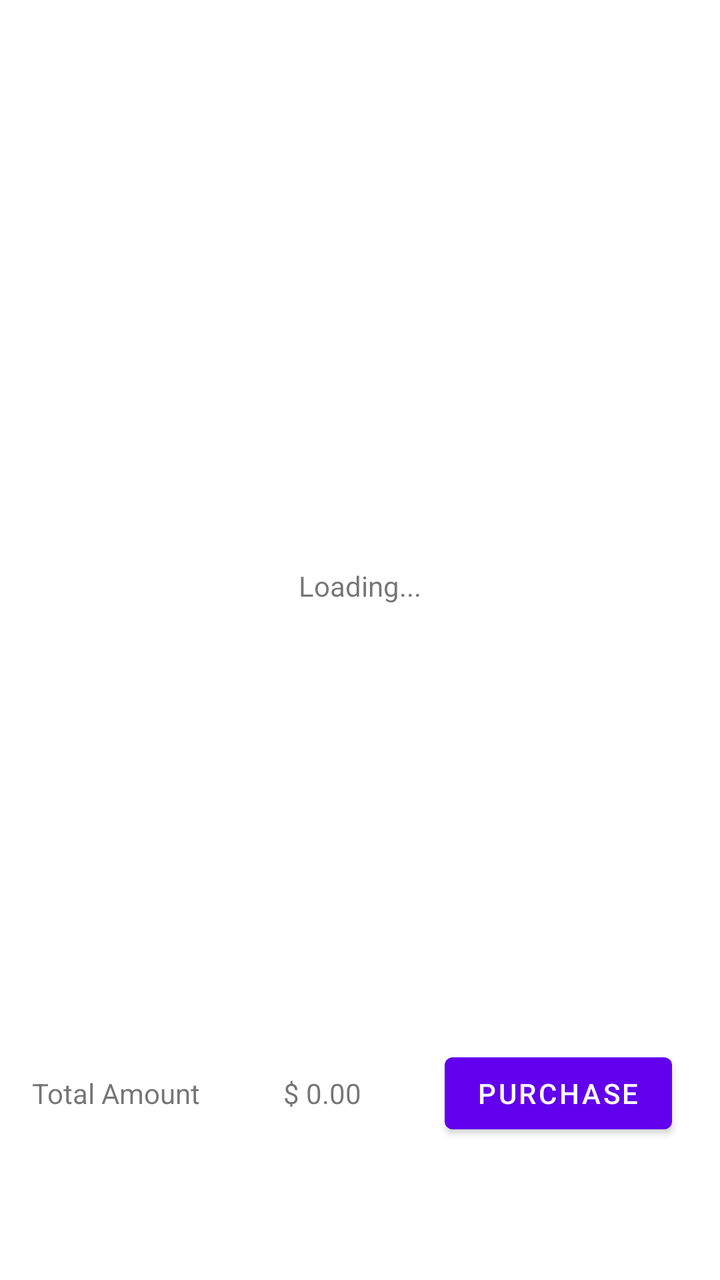
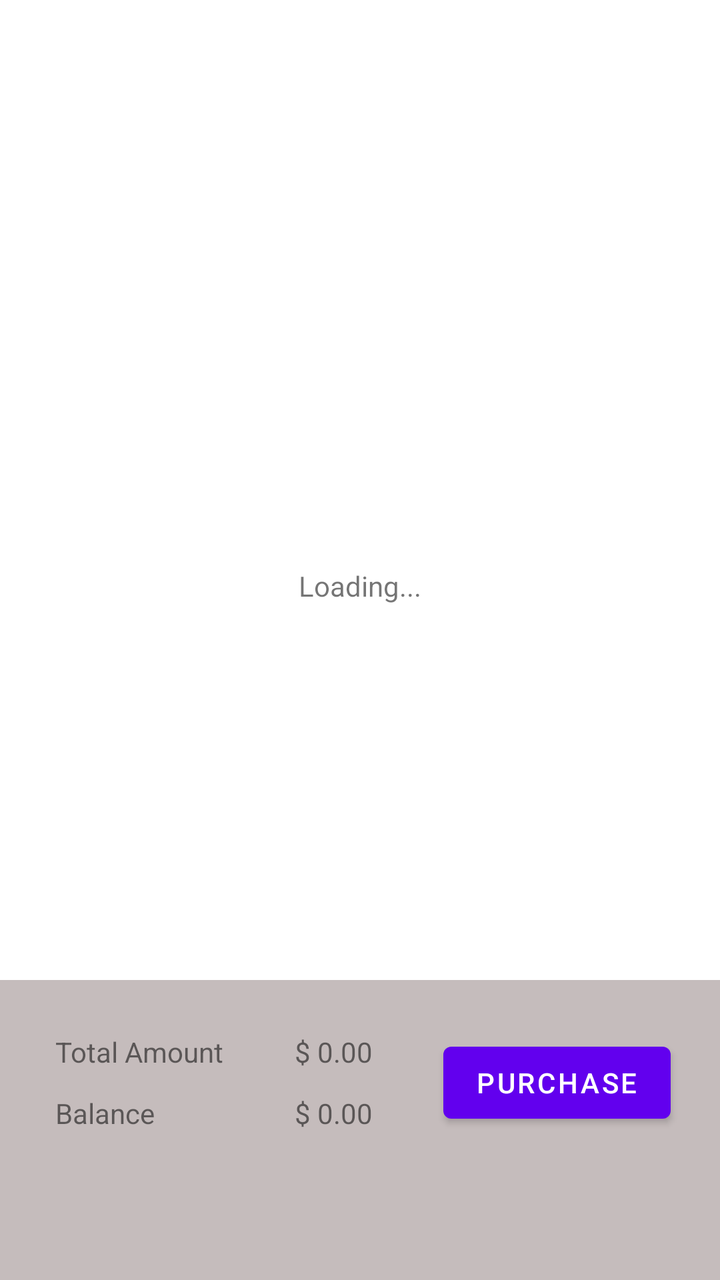

The first picture is an Android layout as it rendered before a commit; the second is the same layout after the commit. The layout source and the unified diff follow.
<!-- AndroidManifest.xml: application theme Theme.TuckShopStudent -->
<!-- res/layout/fragment_purchase.xml -->
<?xml version="1.0" encoding="utf-8"?>
<androidx.constraintlayout.widget.ConstraintLayout xmlns:android="http://schemas.android.com/apk/res/android"
    xmlns:app="http://schemas.android.com/apk/res-auto"
    xmlns:tools="http://schemas.android.com/tools"
    android:layout_width="match_parent"
    android:layout_height="match_parent"
    tools:context=".PurchaseFragment">


    <ProgressBar
        android:id="@+id/purchase_progressBar"
        style="?android:attr/progressBarStyle"
        android:layout_width="wrap_content"
        android:layout_height="wrap_content"
        android:layout_marginBottom="10dp"
        android:elevation="10dp"
        app:layout_constraintBottom_toTopOf="@id/purchase_loading"
        app:layout_constraintEnd_toEndOf="parent"
        app:layout_constraintStart_toStartOf="parent"
        app:layout_constraintTop_toTopOf="parent"
        app:layout_constraintVertical_bias="0.4"
        app:layout_constraintVertical_chainStyle="packed" />


    <TextView
        android:id="@+id/purchase_loading"
        android:layout_width="wrap_content"
        android:layout_height="wrap_content"
        android:elevation="10dp"
        android:text="Loading..."
        app:layout_constraintBottom_toBottomOf="parent"
        app:layout_constraintEnd_toEndOf="parent"
        app:layout_constraintStart_toStartOf="parent"
        app:layout_constraintTop_toBottomOf="@+id/purchase_progressBar" />

    <ListView
        android:id="@+id/purchase_listview"
        android:layout_width="match_parent"
        android:layout_height="600dp"
        android:layout_marginBottom="24dp"
        app:layout_constraintBottom_toTopOf="@id/purchase_purchase"
        app:layout_constraintEnd_toEndOf="parent"
        app:layout_constraintHorizontal_bias="0.5"
        app:layout_constraintStart_toStartOf="parent"
        app:layout_constraintTop_toTopOf="parent"
        app:layout_constraintVertical_bias="0"
        app:layout_constraintHorizontal_weight="0.2"/>

    <TextView
        android:id="@+id/textView6"
        android:layout_width="wrap_content"
        android:layout_height="wrap_content"
        android:layout_marginStart="16dp"
        android:layout_marginBottom="84dp"
        android:text="Total Amount"
        app:layout_constraintBottom_toBottomOf="parent"
        app:layout_constraintStart_toStartOf="parent" />

    <TextView
        android:id="@+id/purchase_totalamount"
        android:layout_width="wrap_content"
        android:layout_height="wrap_content"
        android:text="$ 0.00"
        app:layout_constraintBottom_toBottomOf="@+id/textView6"
        app:layout_constraintEnd_toStartOf="@+id/purchase_purchase"
        app:layout_constraintHorizontal_bias="0.5"
        app:layout_constraintStart_toEndOf="@+id/textView6"
        app:layout_constraintTop_toTopOf="@+id/textView6" />

    <Button
        android:id="@+id/purchase_purchase"
        android:layout_width="wrap_content"
        android:layout_height="wrap_content"
        android:layout_marginEnd="24dp"
        android:text="Purchase"
        app:layout_constraintBottom_toBottomOf="@+id/purchase_totalamount"
        app:layout_constraintEnd_toEndOf="parent"
        app:layout_constraintTop_toTopOf="@+id/purchase_totalamount" />


</androidx.constraintlayout.widget.ConstraintLayout>
<!-- resources referenced by this layout -->
<resources>
  <style name="Theme.TuckShopStudent" parent="Theme.MaterialComponents.DayNight.DarkActionBar">
          
          <item name="colorPrimary">@color/purple_500</item>
          <item name="colorPrimaryVariant">@color/purple_700</item>
          <item name="colorOnPrimary">@color/white</item>
          
          <item name="colorSecondary">@color/teal_200</item>
          <item name="colorSecondaryVariant">@color/teal_700</item>
          <item name="colorOnSecondary">@color/black</item>
          
          <item name="android:statusBarColor" tools:targetApi="l">?attr/colorPrimaryVariant</item>
          
      </style>
  <color name="purple_500">#FF6200EE</color>
  <color name="purple_700">#FF3700B3</color>
  <color name="white">#FFFFFFFF</color>
  <color name="teal_200">#FF03DAC5</color>
  <color name="teal_700">#FF018786</color>
  <color name="black">#FF000000</color>
</resources>

<!-- the commit's change to res/layout/fragment_purchase.xml (unified diff, before → after) -->
@@ -36,46 +36,77 @@
     <ListView
         android:id="@+id/purchase_listview"
         android:layout_width="match_parent"
-        android:layout_height="600dp"
-        android:layout_marginBottom="24dp"
-        app:layout_constraintBottom_toTopOf="@id/purchase_purchase"
+        android:layout_height="550dp"
         app:layout_constraintEnd_toEndOf="parent"
         app:layout_constraintHorizontal_bias="0.5"
+        app:layout_constraintHorizontal_weight="0.2"
         app:layout_constraintStart_toStartOf="parent"
-        app:layout_constraintTop_toTopOf="parent"
-        app:layout_constraintVertical_bias="0"
-        app:layout_constraintHorizontal_weight="0.2"/>
+        app:layout_constraintTop_toTopOf="parent" />
 
-    <TextView
-        android:id="@+id/textView6"
-        android:layout_width="wrap_content"
-        android:layout_height="wrap_content"
-        android:layout_marginStart="16dp"
-        android:layout_marginBottom="84dp"
-        android:text="Total Amount"
+    <androidx.constraintlayout.widget.ConstraintLayout
+        android:layout_width="match_parent"
+        android:layout_height="150dp"
+        android:background="#C5BCBC"
         app:layout_constraintBottom_toBottomOf="parent"
-        app:layout_constraintStart_toStartOf="parent" />
+        app:layout_constraintHorizontal_bias="0.0"
+        app:layout_constraintLeft_toLeftOf="parent"
+        app:layout_constraintRight_toRightOf="parent">
 
-    <TextView
-        android:id="@+id/purchase_totalamount"
-        android:layout_width="wrap_content"
-        android:layout_height="wrap_content"
-        android:text="$ 0.00"
-        app:layout_constraintBottom_toBottomOf="@+id/textView6"
-        app:layout_constraintEnd_toStartOf="@+id/purchase_purchase"
-        app:layout_constraintHorizontal_bias="0.5"
-        app:layout_constraintStart_toEndOf="@+id/textView6"
-        app:layout_constraintTop_toTopOf="@+id/textView6" />
+        <TextView
+            android:id="@+id/textView7"
+            android:layout_width="wrap_content"
+            android:layout_height="wrap_content"
+            android:text="Balance"
+            app:layout_constraintBottom_toBottomOf="parent"
+            app:layout_constraintStart_toStartOf="@+id/textView6"
+            app:layout_constraintTop_toBottomOf="@+id/textView6"
+            app:layout_constraintVertical_bias="0.137" />
 
-    <Button
-        android:id="@+id/purchase_purchase"
-        android:layout_width="wrap_content"
-        android:layout_height="wrap_content"
-        android:layout_marginEnd="24dp"
-        android:text="Purchase"
-        app:layout_constraintBottom_toBottomOf="@+id/purchase_totalamount"
-        app:layout_constraintEnd_toEndOf="parent"
-        app:layout_constraintTop_toTopOf="@+id/purchase_totalamount" />
+        <TextView
+            android:id="@+id/textView6"
+            android:layout_width="wrap_content"
+            android:layout_height="wrap_content"
+            android:text="Total Amount"
+            app:layout_constraintBottom_toBottomOf="parent"
+            app:layout_constraintEnd_toEndOf="parent"
+            app:layout_constraintHorizontal_bias="0.1"
+            app:layout_constraintStart_toStartOf="parent"
+            app:layout_constraintTop_toTopOf="parent"
+            app:layout_constraintVertical_bias="0.2" />
+
+        <TextView
+            android:id="@+id/purchase_balance"
+            android:layout_width="wrap_content"
+            android:layout_height="wrap_content"
+            android:text="$ 0.00"
+
+            app:layout_constraintBottom_toBottomOf="@+id/textView7"
+            app:layout_constraintEnd_toEndOf="@+id/purchase_totalamount"
+            app:layout_constraintStart_toStartOf="@+id/purchase_totalamount"
+            app:layout_constraintTop_toTopOf="@+id/textView7" />
+
+        <TextView
+            android:id="@+id/purchase_totalamount"
+            android:layout_width="wrap_content"
+            android:layout_height="wrap_content"
+            android:text="$ 0.00"
+            app:layout_constraintBottom_toBottomOf="@+id/textView6"
+            app:layout_constraintEnd_toStartOf="@+id/purchase_purchase"
+            app:layout_constraintHorizontal_bias="0.5"
+            app:layout_constraintStart_toEndOf="@+id/textView6"
+            app:layout_constraintTop_toTopOf="@+id/textView6" />
+
+        <Button
+            android:id="@+id/purchase_purchase"
+            android:layout_width="wrap_content"
+            android:layout_height="wrap_content"
+            android:text="Purchase"
+            app:layout_constraintBottom_toBottomOf="@+id/textView7"
+            app:layout_constraintEnd_toEndOf="parent"
+            app:layout_constraintHorizontal_bias="0.9"
+            app:layout_constraintStart_toStartOf="parent"
+            app:layout_constraintTop_toTopOf="@+id/purchase_totalamount" />
+    </androidx.constraintlayout.widget.ConstraintLayout>
 
 
 </androidx.constraintlayout.widget.ConstraintLayout>
